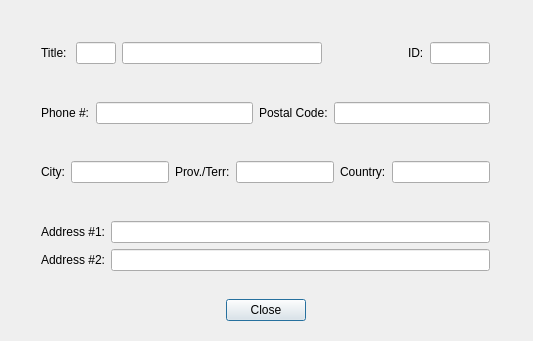
This is interface/clientdetaildialog.ui in ArclightEntertainment/arclight-placeholder as Qt 5 draws it before an edit. The edited form follows.
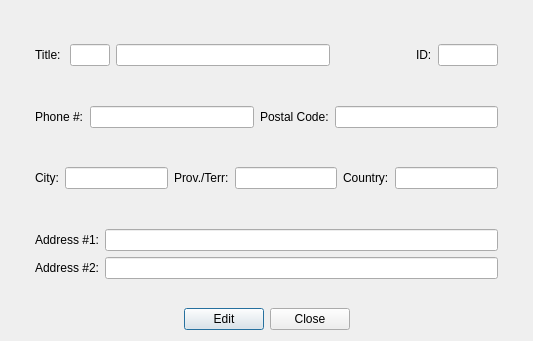
This is the edited form.

Commit message: made changes to UI as per ticket #55. Moving on to Animal Edit

The edit to the form file:
```diff
--- a/interface/clientdetaildialog.ui
+++ b/interface/clientdetaildialog.ui
@@ -13,15 +13,8 @@
   <property name="windowTitle">
    <string>Dialog</string>
   </property>
-  <widget class="QWidget" name="horizontalLayoutWidget_3">
-   <property name="geometry">
-    <rect>
-     <x>30</x>
-     <y>10</y>
-     <width>471</width>
-     <height>311</height>
-    </rect>
-   </property>
+  <layout class="QGridLayout" name="gridLayout">
+   <item row="0" column="0">
    <layout class="QHBoxLayout" name="horizontalLayout_3">
     <item>
      <spacer name="horizontalSpacer_5">
@@ -277,6 +270,13 @@
           </property>
          </spacer>
         </item>
+         <item>
+          <widget class="QPushButton" name="editButton">
+           <property name="text">
+            <string>Edit</string>
+           </property>
+          </widget>
+         </item>
         <item>
          <widget class="QPushButton" name="closeButton">
           <property name="text">
@@ -315,7 +315,8 @@
      </spacer>
     </item>
    </layout>
-  </widget>
+   </item>
+  </layout>
  </widget>
  <resources/>
  <connections/>
```
Lines whose indentation alone changed are shown as unchanged. The commit also changes 16 other files.
